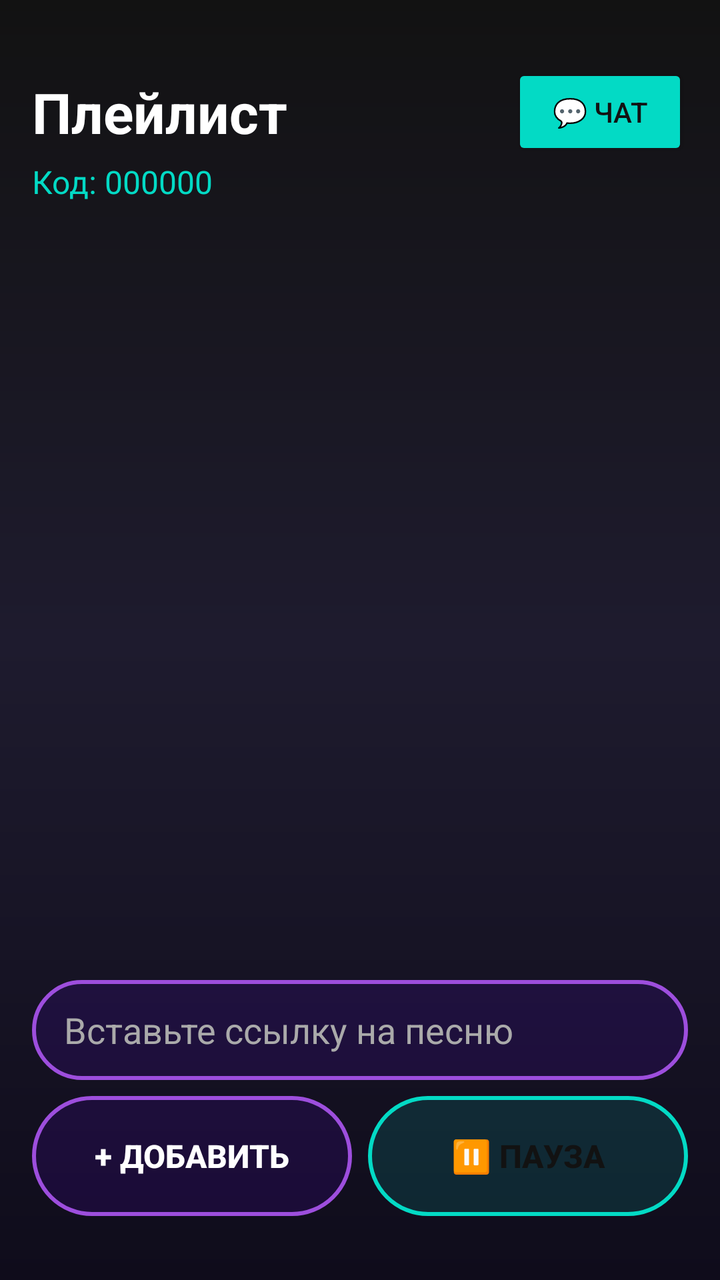
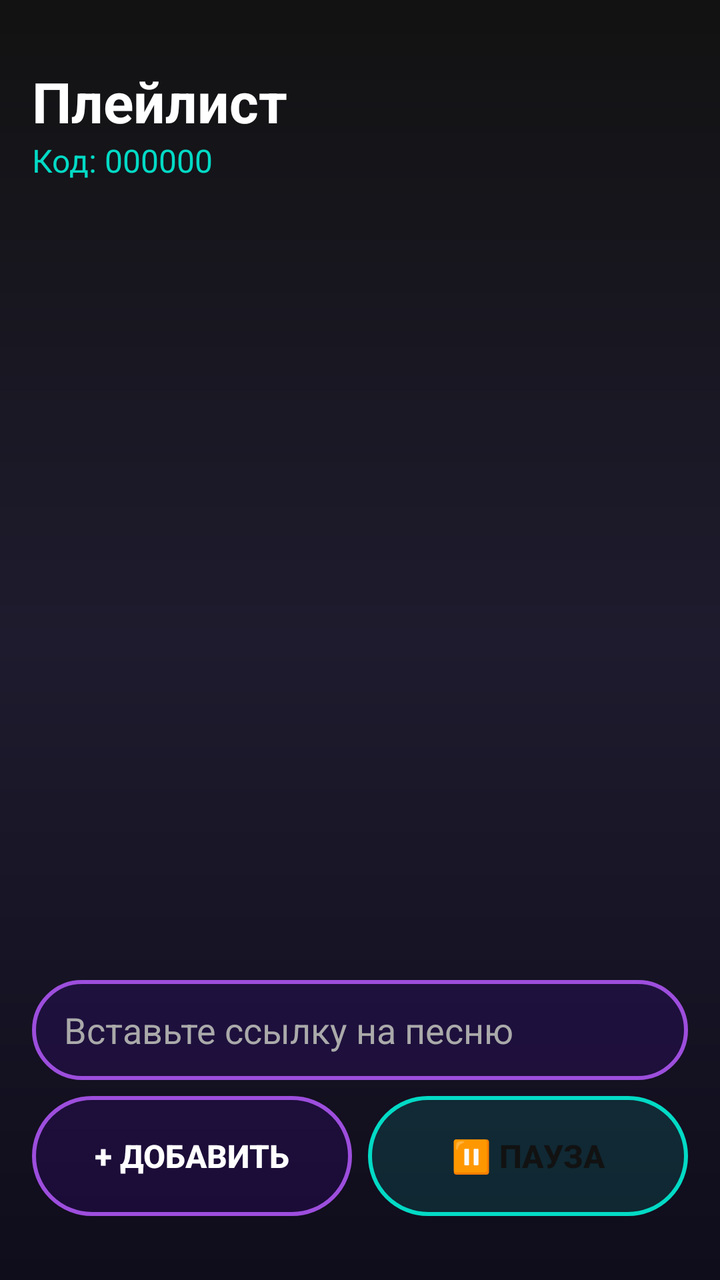

Compare the two renders of this Android layout. The source of the first and the diff that turns it into the second are given below.
<!-- AndroidManifest.xml: application theme Theme.AppCompat.NoActionBar -->
<!-- res/layout/activity_playlist.xml -->
<?xml version="1.0" encoding="utf-8"?>
<LinearLayout xmlns:android="http://schemas.android.com/apk/res/android"
    android:layout_width="match_parent"
    android:layout_height="match_parent"
    android:orientation="vertical"
    android:padding="16dp"
    android:background="@drawable/bg_gradient">

    <LinearLayout
        android:layout_width="match_parent"
        android:layout_height="wrap_content"
        android:orientation="horizontal"
        android:gravity="center_vertical"
        android:layout_marginTop="16dp">
        
        <TextView
            android:layout_width="0dp"
            android:layout_height="wrap_content"
            android:layout_weight="1"
            android:text="Плейлист"
            android:textSize="28sp"
            android:textStyle="bold"
            android:textColor="#FFFFFF" />

        <Button
            android:id="@+id/btnChat"
            android:layout_width="wrap_content"
            android:layout_height="48dp"
            android:text="💬 Чат"
            android:textSize="14sp"
            android:backgroundTint="#03DAC5"
            android:textColor="#121212"/>
    </LinearLayout>

    <TextView
        android:id="@+id/tvPlaylistCode"
        android:layout_width="wrap_content"
        android:layout_height="wrap_content"
        android:text="Код: 000000"
        android:textSize="16sp"
        android:textColor="#03DAC5"
        android:layout_marginBottom="16dp" />

    <ListView
        android:id="@+id/lvTracks"
        android:layout_width="match_parent"
        android:layout_height="0dp"
        android:layout_weight="1"
        android:divider="#333333"
        android:dividerHeight="1dp" />

    <EditText
        android:id="@+id/etTrackUrl"
        android:layout_width="match_parent"
        android:layout_height="50dp"
        android:background="@drawable/btn_neon_purple"
        android:paddingHorizontal="16dp"
        android:hint="Вставьте ссылку на песню"
        android:textColorHint="#AAAAAA"
        android:textColor="#FFFFFF"
        android:inputType="textUri"
        android:layout_marginTop="8dp"
        android:layout_marginBottom="8dp"/>

    <LinearLayout
        android:layout_width="match_parent"
        android:layout_height="wrap_content"
        android:orientation="horizontal"
        android:layout_marginBottom="16dp">

        <Button
            android:id="@+id/btnAddTrack"
            android:layout_width="0dp"
            android:layout_height="60dp"
            android:layout_weight="1"
            android:text="+ Добавить"
            android:textSize="16sp"
            android:textStyle="bold"
            android:textColor="#FFFFFF"
            android:background="@drawable/btn_neon_purple"
            android:stateListAnimator="@null"
            android:layout_marginEnd="8dp"/>

        <Button
            android:id="@+id/btnPlayPause"
            android:layout_width="0dp"
            android:layout_height="60dp"
            android:layout_weight="1"
            android:text="⏸ Пауза"
            android:textSize="16sp"
            android:textStyle="bold"
            android:textColor="#121212"
            android:background="@drawable/btn_neon_cyan"
            android:stateListAnimator="@null"/>
    </LinearLayout>

</LinearLayout>
<!-- resources referenced by this layout -->
<resources>
  <!-- drawable bg_gradient (drawable) -->
  <?xml version="1.0" encoding="utf-8"?>
  <shape xmlns:android="http://schemas.android.com/apk/res/android">
      <gradient
          android:angle="270"
          android:startColor="#121212"
          android:centerColor="#1E1B2E"
          android:endColor="#0F0C1B"
          android:type="linear" />
  </shape>
  <!-- drawable btn_neon_cyan (drawable) -->
  <?xml version="1.0" encoding="utf-8"?>
  <shape xmlns:android="http://schemas.android.com/apk/res/android">
      <solid android:color="#2003DAC5" />
      <stroke android:width="2dp" android:color="#03DAC5" />
      <corners android:radius="30dp" />
  </shape>
  <!-- drawable btn_neon_purple (drawable) -->
  <?xml version="1.0" encoding="utf-8"?>
  <shape xmlns:android="http://schemas.android.com/apk/res/android">
      <solid android:color="#206200EE" /> 
      <stroke android:width="2dp" android:color="#9D4EDD" /> 
      <corners android:radius="30dp" /> 
  </shape>
  <style name="Theme.AppCompat.NoActionBar" parent="Theme.AppCompat.Light.NoActionBar">
          <item name="colorPrimary">#6200EE</item>
          <item name="colorPrimaryDark">#3700B3</item>
          <item name="colorAccent">#03DAC5</item>
          <item name="android:windowBackground">#121212</item>
      </style>
</resources>

<!-- the commit's change to res/layout/activity_playlist.xml (unified diff, before → after) -->
@@ -6,31 +6,14 @@
     android:padding="16dp"
     android:background="@drawable/bg_gradient">
 
-    <LinearLayout
-        android:layout_width="match_parent"
+    <TextView
+        android:layout_width="wrap_content"
         android:layout_height="wrap_content"
-        android:orientation="horizontal"
-        android:gravity="center_vertical"
-        android:layout_marginTop="16dp">
-        
-        <TextView
-            android:layout_width="0dp"
-            android:layout_height="wrap_content"
-            android:layout_weight="1"
-            android:text="Плейлист"
-            android:textSize="28sp"
-            android:textStyle="bold"
-            android:textColor="#FFFFFF" />
-
-        <Button
-            android:id="@+id/btnChat"
-            android:layout_width="wrap_content"
-            android:layout_height="48dp"
-            android:text="💬 Чат"
-            android:textSize="14sp"
-            android:backgroundTint="#03DAC5"
-            android:textColor="#121212"/>
-    </LinearLayout>
+        android:text="Плейлист"
+        android:textSize="28sp"
+        android:textStyle="bold"
+        android:textColor="#FFFFFF"
+        android:layout_marginTop="16dp" />
 
     <TextView
         android:id="@+id/tvPlaylistCode"
